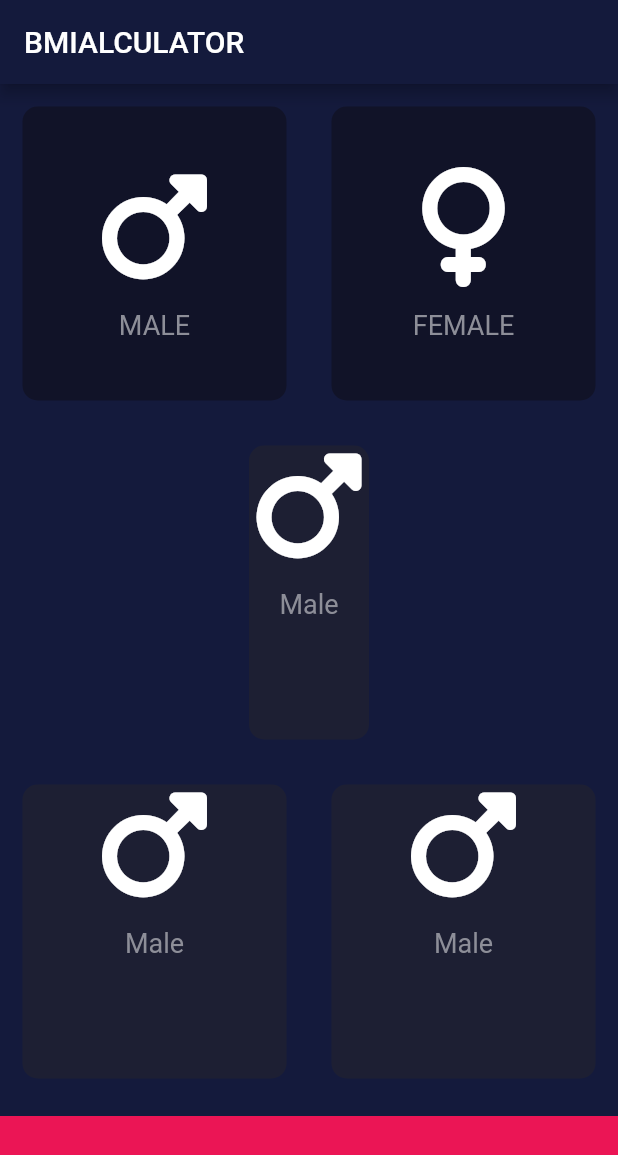
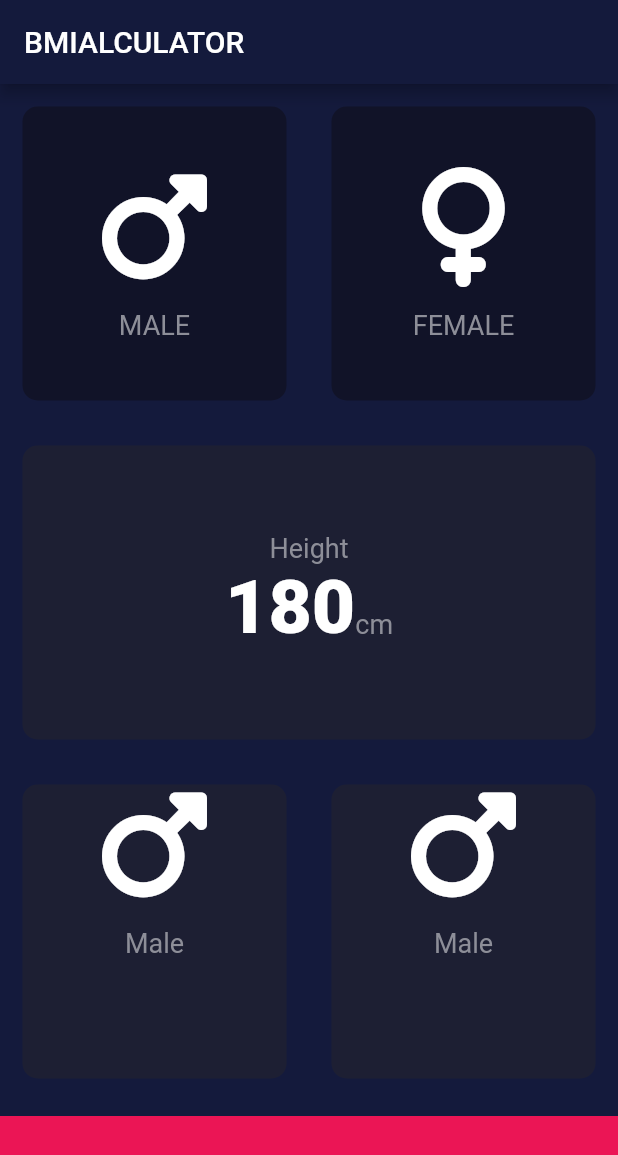
Before and after one commit to mtalharana/bmi_calculator_flutter, a Flutter app: the screen it shows after launch, on a phone screen of 412 x 824 dp. Shown: the top 1155 px of the screen. Run offline on Flutter 3.47's test engine with Material 2 defaults, Android fonts, the phone set to English and light mode, and no system bars; our stand-ins replace font_awesome_flutter.

Commit message:
before slider

```diff
--- /dev/null
+++ b/lib/constants.dart
@@ -0,0 +1,11 @@
+import 'dart:ui';
+
+import 'package:flutter/material.dart';
+
+const klabeltextstyle = TextStyle(fontSize: 18, color: Color(0xff8d8e98));
+
+const kbottomcontainerheight = 80.0;
+const knumbertextstyle = TextStyle(fontSize: 50.0, fontWeight: FontWeight.w900);
+const Color kactivecardcolor = Color(0xff1D1F33);
+const Color kinkactivecardcolor = Color(0xff111328);
+const Color kbottomcontainercolor = Color(0xffeb1555);
--- a/lib/input_page.dart
+++ b/lib/input_page.dart
@@ -1,14 +1,11 @@
 // ignore_for_file: use_key_in_widget_constructors, library_private_types_in_public_api, prefer_const_constructors_in_immutables, prefer_const_constructors, camel_case_types, unused_label
 
+import 'package:bmi_calculator_flutter/main.dart';
 import 'package:flutter/material.dart';
 import 'package:font_awesome_flutter/font_awesome_flutter.dart';
 import 'male_female.dart';
 import 'reuseable_card.dart';
-
-const bottomcontainerheight = 80.0;
-const Color activecardcolor = Color(0xff1D1F33);
-const Color inactivecardcolor = Color(0xff111328);
-const Color bottomcontainercolor = Color(0xffeb1555);
+import 'constants.dart';
 
 enum Gender { male, female, some }
 
@@ -28,6 +25,7 @@ class _InputPageState extends State<InputPage> {
           title: const Text('BMIALCULATOR'),
         ),
         body: Column(
+          crossAxisAlignment: CrossAxisAlignment.stretch,
           children: [
             Expanded(
               child: Row(
@@ -40,8 +38,8 @@ class _InputPageState extends State<InputPage> {
                         });
                       },
                       cardcolor: selectedgender == Gender.male
-                          ? activecardcolor
-                          : inactivecardcolor,
+                          ? kactivecardcolor
+                          : kinkactivecardcolor,
                       cardchild: male_female(
                         icon: FontAwesomeIcons.mars,
                         label: 'MALE',
@@ -56,8 +54,8 @@ class _InputPageState extends State<InputPage> {
                         });
                       },
                       cardcolor: selectedgender == Gender.female
-                          ? activecardcolor
-                          : inactivecardcolor,
+                          ? kactivecardcolor
+                          : kinkactivecardcolor,
                       cardchild: male_female(
                         icon: FontAwesomeIcons.venus,
                         label: 'FEMALE',
@@ -69,20 +67,28 @@ class _InputPageState extends State<InputPage> {
             ),
             Expanded(
               child: ReuseableCard(
-                cardcolor: activecardcolor,
+                cardcolor: kactivecardcolor,
                 cardchild: Column(
+                  mainAxisAlignment: MainAxisAlignment.center,
+
                   // ignore: prefer_const_literals_to_create_immutables
                   children: <Widget>[
-                    Icon(
-                      FontAwesomeIcons.mars,
-                      size: 80.0,
-                    ),
-                    SizedBox(
-                      height: 15,
-                    ),
-                    Text(
-                      'Male',
-                      style: TextStyle(fontSize: 18, color: Color(0xff8d8e98)),
+                    Text('Height', style: klabeltextstyle),
+                    Row(
+                      textBaseline: TextBaseline.alphabetic ,
+                      mainAxisAlignment: MainAxisAlignment.center,
+                      crossAxisAlignment: CrossAxisAlignment.baseline,
+                      // ignore: prefer_const_literals_to_create_immutables
+                      children: [
+                        Text(
+                          '180',
+                          style: knumbertextstyle,
+                        ),
+                        Text(
+                          'cm',
+                          style: klabeltextstyle,
+                        ),
+                      ],
                     )
                   ],
                 ),
@@ -94,7 +100,7 @@ class _InputPageState extends State<InputPage> {
                 children: [
                   Expanded(
                     child: ReuseableCard(
-                      cardcolor: activecardcolor,
+                      cardcolor: kactivecardcolor,
                       cardchild: Column(
                         // ignore: prefer_const_literals_to_create_immutables
                         children: <Widget>[
@@ -117,7 +123,7 @@ class _InputPageState extends State<InputPage> {
                   ),
                   Expanded(
                     child: ReuseableCard(
-                      cardcolor: activecardcolor,
+                      cardcolor: kactivecardcolor,
                       cardchild: Column(
                         // ignore: prefer_const_literals_to_create_immutables
                         children: <Widget>[
@@ -142,10 +148,10 @@ class _InputPageState extends State<InputPage> {
               ),
             ),
             Container(
-              color: bottomcontainercolor,
+              color: kbottomcontainercolor,
               margin: EdgeInsets.only(top: 10),
               width: double.infinity,
-              height: bottomcontainerheight,
+              height: kbottomcontainerheight,
             )
           ],
         ),
--- a/lib/male_female.dart
+++ b/lib/male_female.dart
@@ -1,6 +1,8 @@
 // ignore_for_file: camel_case_types, use_key_in_widget_constructors, prefer_const_constructors_in_immutables
 
+import 'package:bmi_calculator_flutter/constants.dart';
 import 'package:flutter/material.dart';
+import 'constants.dart';
 
 class male_female extends StatelessWidget {
   final IconData icon;
@@ -22,7 +24,7 @@ class male_female extends StatelessWidget {
         ),
         Text(
           label,
-          style: const TextStyle(fontSize: 18, color: Color(0xff8d8e98)),
+          style: klabeltextstyle,
         )
       ],
     );
--- a/lib/reuseable_card.dart
+++ b/lib/reuseable_card.dart
@@ -12,7 +12,7 @@ class ReuseableCard extends StatelessWidget {
   final void Function() onPressed;
   @override
   Widget build(BuildContext context) {
-return GestureDetector(
+    return GestureDetector(
       onTap: onPressed,
       child: Container(
           decoration: BoxDecoration(
```
